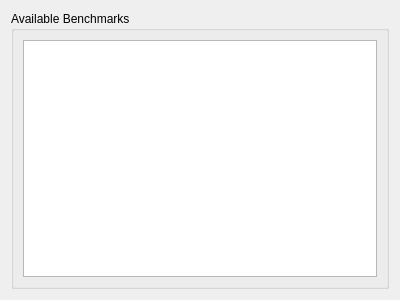
Old version of the form apps/Qt/Views/BenchmarkListView/BenchmarkListView.ui in the repository klapeto/elpida.
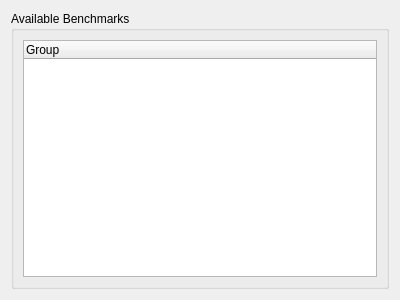
New version of the form.

Commit message: Added Benchmark Groups for UI

Patch:
```diff
--- a/apps/Qt/Views/BenchmarkListView/BenchmarkListView.ui
+++ b/apps/Qt/Views/BenchmarkListView/BenchmarkListView.ui
@@ -21,7 +21,13 @@
      </property>
      <layout class="QVBoxLayout" name="verticalLayout">
       <item>
-       <widget class="QListWidget" name="lvTaskBatches"/>
+       <widget class="QTreeWidget" name="lvBenchmarkGroups">
+        <column>
+         <property name="text">
+          <string>Group</string>
+         </property>
+        </column>
+       </widget>
       </item>
      </layout>
     </widget>
```
The commit also changes 15 other files.
